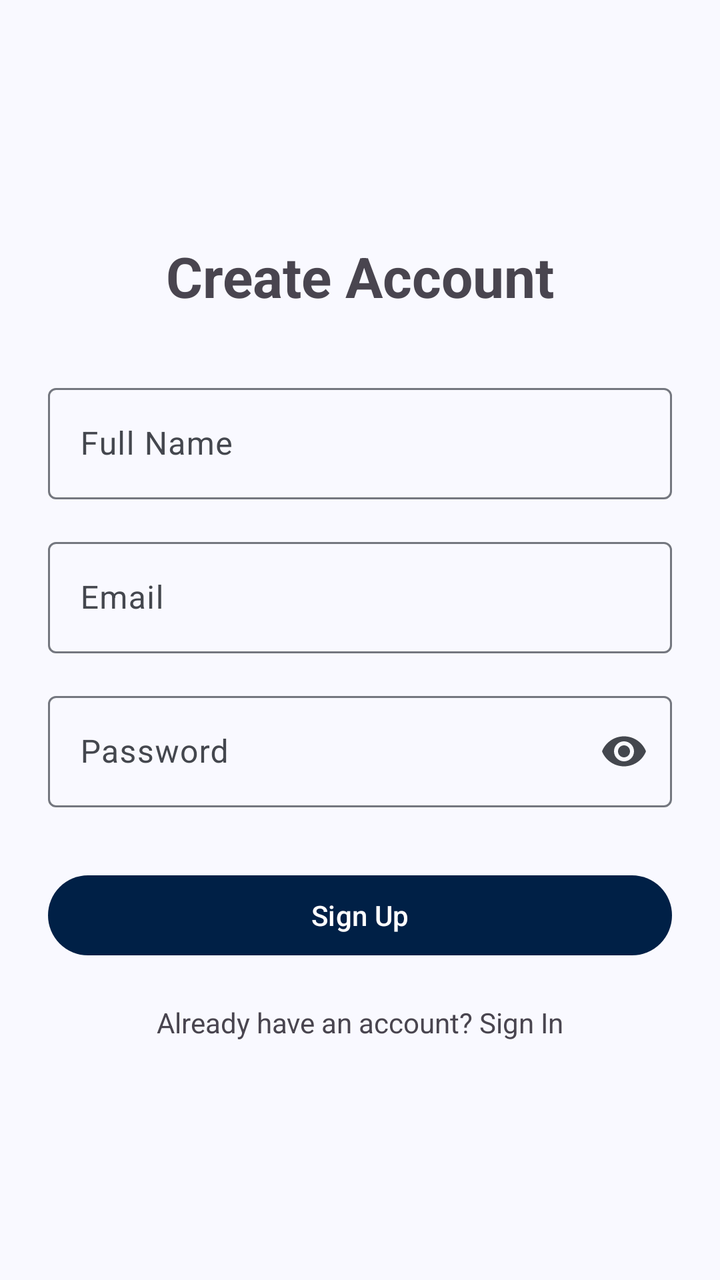
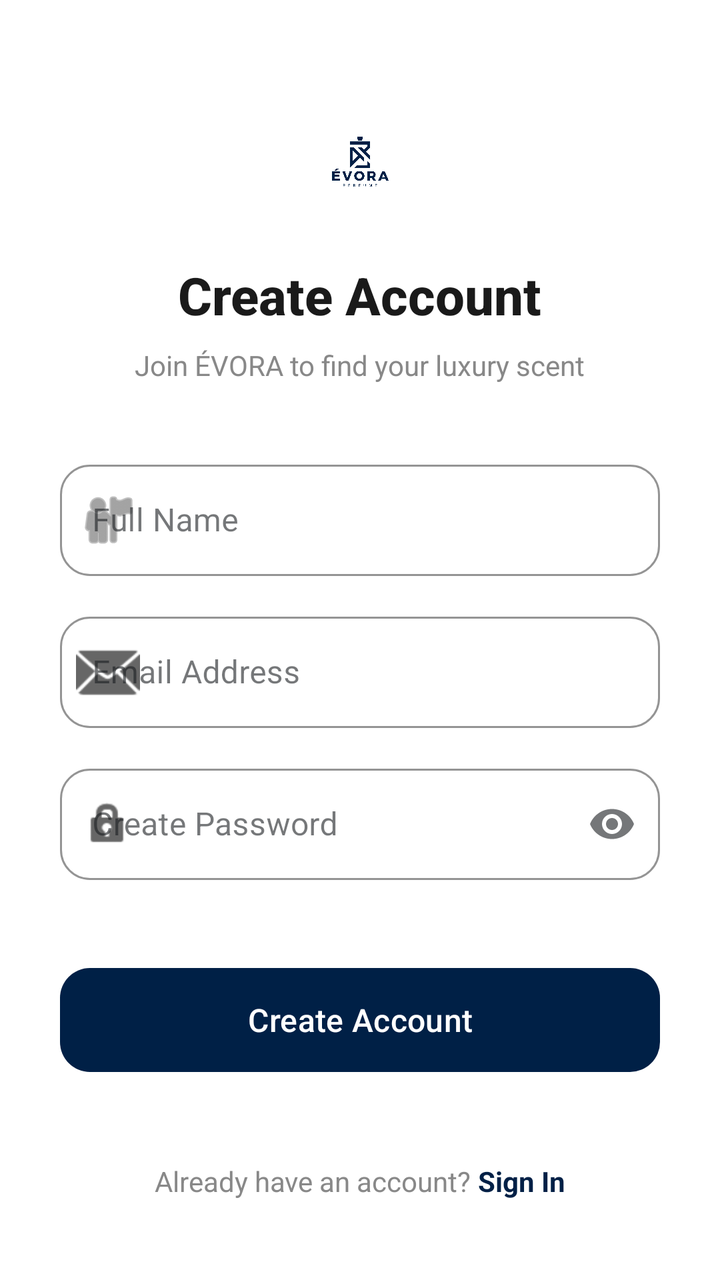

Before-and-after screenshots of an Android layout around one commit, followed by the original layout XML and the change that was made.
<!-- AndroidManifest.xml: application theme Theme.Evora -->
<!-- res/layout/activity_sign_up.xml -->
<?xml version="1.0" encoding="utf-8"?>
<androidx.constraintlayout.widget.ConstraintLayout
    xmlns:android="http://schemas.android.com/apk/res/android"
    xmlns:app="http://schemas.android.com/apk/res-auto"
    xmlns:tools="http://schemas.android.com/tools"
    android:id="@+id/main"
    android:layout_width="match_parent"
    android:layout_height="match_parent"
    tools:context=".activity.SignUpActivity">

    <TextView
        android:id="@+id/titleText"
        android:layout_width="wrap_content"
        android:layout_height="wrap_content"
        android:text="Create Account"
        android:textSize="28sp"
        android:textStyle="bold"
        app:layout_constraintBottom_toTopOf="@+id/nameLayout"
        app:layout_constraintEnd_toEndOf="parent"
        app:layout_constraintStart_toStartOf="parent"
        app:layout_constraintTop_toTopOf="parent"
        app:layout_constraintVertical_chainStyle="packed" />

    <com.google.android.material.textfield.TextInputLayout
        android:id="@+id/nameLayout"
        style="@style/Widget.Material3.TextInputLayout.OutlinedBox"
        android:layout_width="0dp"
        android:layout_height="wrap_content"
        android:hint="Full Name"
        android:layout_marginHorizontal="24dp"
        android:layout_marginTop="32dp"
        app:layout_constraintBottom_toTopOf="@+id/emailLayout"
        app:layout_constraintEnd_toEndOf="parent"
        app:layout_constraintStart_toStartOf="parent"
        app:layout_constraintTop_toBottomOf="@+id/titleText">

        <com.google.android.material.textfield.TextInputEditText
            android:id="@+id/fullName"
            android:layout_width="match_parent"
            android:layout_height="wrap_content" />
    </com.google.android.material.textfield.TextInputLayout>

    <com.google.android.material.textfield.TextInputLayout
        android:id="@+id/emailLayout"
        style="@style/Widget.Material3.TextInputLayout.OutlinedBox"
        android:layout_width="0dp"
        android:layout_height="wrap_content"
        android:hint="Email"
        android:layout_marginHorizontal="24dp"
        android:layout_marginTop="16dp"
        app:layout_constraintBottom_toTopOf="@+id/passwordLayout"
        app:layout_constraintEnd_toEndOf="parent"
        app:layout_constraintStart_toStartOf="parent"
        app:layout_constraintTop_toBottomOf="@+id/nameLayout">

        <com.google.android.material.textfield.TextInputEditText
            android:id="@+id/email"
            android:layout_width="match_parent"
            android:layout_height="wrap_content"
            android:inputType="textEmailAddress" />
    </com.google.android.material.textfield.TextInputLayout>

    <com.google.android.material.textfield.TextInputLayout
        android:id="@+id/passwordLayout"
        style="@style/Widget.Material3.TextInputLayout.OutlinedBox"
        android:layout_width="0dp"
        android:layout_height="wrap_content"
        android:hint="Password"
        android:layout_marginHorizontal="24dp"
        android:layout_marginTop="16dp"
        app:endIconMode="password_toggle"
        app:layout_constraintBottom_toTopOf="@+id/signUpBtn"
        app:layout_constraintEnd_toEndOf="parent"
        app:layout_constraintStart_toStartOf="parent"
        app:layout_constraintTop_toBottomOf="@+id/emailLayout">

        <com.google.android.material.textfield.TextInputEditText
            android:id="@+id/password"
            android:layout_width="match_parent"
            android:layout_height="wrap_content"
            android:inputType="textPassword" />
    </com.google.android.material.textfield.TextInputLayout>

    <com.google.android.material.button.MaterialButton
        android:id="@+id/signUpBtn"
        android:layout_width="0dp"
        android:layout_height="wrap_content"
        android:layout_marginHorizontal="24dp"
        android:layout_marginTop="30dp"
        android:text="Sign Up"
        android:textAllCaps="false"
        app:layout_constraintBottom_toTopOf="@+id/signInText"
        app:layout_constraintEnd_toEndOf="parent"
        app:layout_constraintStart_toStartOf="parent"
        app:layout_constraintTop_toBottomOf="@+id/passwordLayout" />

    <TextView
        android:id="@+id/signInText"
        android:layout_width="wrap_content"
        android:layout_height="wrap_content"
        android:layout_marginTop="20dp"
        android:text="Already have an account? Sign In"
        android:textSize="14sp"
        app:layout_constraintBottom_toBottomOf="parent"
        app:layout_constraintEnd_toEndOf="parent"
        app:layout_constraintStart_toStartOf="parent"
        app:layout_constraintTop_toBottomOf="@+id/signUpBtn" />

</androidx.constraintlayout.widget.ConstraintLayout>
<!-- resources referenced by this layout -->
<resources>
  <color name="md_theme_primary">#002046</color>
  <color name="md_theme_onPrimary">#FFFFFF</color>
  <color name="md_theme_primaryContainer">#D6E3FF</color>
  <color name="md_theme_onPrimaryContainer">#264777</color>
  <color name="md_theme_secondary">#555F71</color>
  <color name="md_theme_onSecondary">#FFFFFF</color>
  <color name="md_theme_secondaryContainer">#D9E3F9</color>
  <color name="md_theme_onSecondaryContainer">#3E4758</color>
  <color name="md_theme_tertiary">#6F5675</color>
  <color name="md_theme_onTertiary">#FFFFFF</color>
  <color name="md_theme_tertiaryContainer">#F9D8FE</color>
  <color name="md_theme_onTertiaryContainer">#563E5C</color>
  <color name="md_theme_error">#BA1A1A</color>
  <color name="md_theme_onError">#FFFFFF</color>
  <color name="md_theme_errorContainer">#FFDAD6</color>
  <color name="md_theme_onErrorContainer">#93000A</color>
  <color name="md_theme_background">#F9F9FF</color>
  <color name="md_theme_onBackground">#191C20</color>
  <color name="md_theme_surface">#F9F9FF</color>
  <color name="md_theme_onSurface">#191C20</color>
  <color name="md_theme_surfaceVariant">#E0E2EC</color>
  <color name="md_theme_onSurfaceVariant">#44474E</color>
  <color name="md_theme_outline">#74777F</color>
  <color name="md_theme_outlineVariant">#C4C6CF</color>
  <color name="md_theme_inverseSurface">#2E3036</color>
  <color name="md_theme_inverseOnSurface">#F0F0F7</color>
  <color name="md_theme_inversePrimary">#A9C7FF</color>
  <color name="md_theme_primaryFixed">#D6E3FF</color>
  <color name="md_theme_onPrimaryFixed">#001B3D</color>
  <color name="md_theme_primaryFixedDim">#A9C7FF</color>
  <color name="md_theme_onPrimaryFixedVariant">#264777</color>
  <color name="md_theme_secondaryFixed">#D9E3F9</color>
  <color name="md_theme_onSecondaryFixed">#121C2B</color>
  <color name="md_theme_secondaryFixedDim">#BDC7DC</color>
  <color name="md_theme_onSecondaryFixedVariant">#3E4758</color>
  <color name="md_theme_tertiaryFixed">#F9D8FE</color>
  <color name="md_theme_onTertiaryFixed">#28132F</color>
  <color name="md_theme_tertiaryFixedDim">#DCBCE1</color>
  <color name="md_theme_onTertiaryFixedVariant">#563E5C</color>
  <color name="md_theme_surfaceDim">#D9D9E0</color>
  <color name="md_theme_surfaceBright">#F9F9FF</color>
  <color name="md_theme_surfaceContainerLowest">#FFFFFF</color>
  <color name="md_theme_surfaceContainerLow">#F3F3FA</color>
  <color name="md_theme_surfaceContainer">#EDEDF4</color>
  <color name="md_theme_surfaceContainerHigh">#E7E8EE</color>
  <color name="md_theme_surfaceContainerHighest">#E2E2E9</color>
  <!-- unchanged entries left out for length: 1 -->
</resources>

<!-- the commit's change to res/layout/activity_sign_up.xml (unified diff, before → after) -->
@@ -6,49 +6,92 @@
     android:id="@+id/main"
     android:layout_width="match_parent"
     android:layout_height="match_parent"
+    android:background="#FFFFFF"
     tools:context=".activity.SignUpActivity">
+
+    <ImageView
+        android:id="@+id/signUpLogo"
+        android:layout_width="60dp"
+        android:layout_height="60dp"
+        android:layout_marginTop="50dp"
+        android:src="@drawable/logo"
+        app:layout_constraintEnd_toEndOf="parent"
+        app:layout_constraintStart_toStartOf="parent"
+        app:layout_constraintTop_toTopOf="parent"
+        app:tint="#002046" />
 
     <TextView
         android:id="@+id/titleText"
         android:layout_width="wrap_content"
         android:layout_height="wrap_content"
+        android:layout_marginTop="20dp"
+
+        android:fontFamily="sans-serif-medium"
+
         android:text="Create Account"
-        android:textSize="28sp"
+        android:textColor="#1A1A1A"
+        android:textSize="26sp"
         android:textStyle="bold"
-        app:layout_constraintBottom_toTopOf="@+id/nameLayout"
         app:layout_constraintEnd_toEndOf="parent"
         app:layout_constraintStart_toStartOf="parent"
-        app:layout_constraintTop_toTopOf="parent"
-        app:layout_constraintVertical_chainStyle="packed" />
+        app:layout_constraintTop_toBottomOf="@+id/signUpLogo" />
+
+    <TextView
+        android:id="@+id/subtitleText"
+        android:layout_width="wrap_content"
+        android:layout_height="wrap_content"
+        android:layout_marginTop="8dp"
+        android:text="Join ÉVORA to find your luxury scent"
+        android:textColor="#888888"
+        android:textSize="14sp"
+        app:layout_constraintEnd_toEndOf="parent"
+        app:layout_constraintStart_toStartOf="parent"
+        app:layout_constraintTop_toBottomOf="@+id/titleText" />
 
     <com.google.android.material.textfield.TextInputLayout
         android:id="@+id/nameLayout"
-        style="@style/Widget.Material3.TextInputLayout.OutlinedBox"
+        style="@style/Widget.MaterialComponents.TextInputLayout.OutlinedBox"
         android:layout_width="0dp"
         android:layout_height="wrap_content"
+        android:layout_marginHorizontal="30dp"
+        android:layout_marginTop="35dp"
         android:hint="Full Name"
-        android:layout_marginHorizontal="24dp"
-        android:layout_marginTop="32dp"
-        app:layout_constraintBottom_toTopOf="@+id/emailLayout"
+        app:boxCornerRadiusBottomEnd="15dp"
+        app:boxCornerRadiusBottomStart="15dp"
+        app:boxCornerRadiusTopEnd="15dp"
+        app:boxCornerRadiusTopStart="15dp"
+        app:boxStrokeColor="#002046"
+        app:hintTextColor="#002046"
+        app:startIconDrawable="@android:drawable/ic_menu_myplaces"
+        app:startIconTint="#666666"
         app:layout_constraintEnd_toEndOf="parent"
         app:layout_constraintStart_toStartOf="parent"
-        app:layout_constraintTop_toBottomOf="@+id/titleText">
+        app:layout_constraintTop_toBottomOf="@+id/subtitleText">
 
         <com.google.android.material.textfield.TextInputEditText
             android:id="@+id/fullName"
             android:layout_width="match_parent"
-            android:layout_height="wrap_content" />
+            android:layout_height="wrap_content"
+            android:inputType="textPersonName"
+            android:textColor="#1A1A1A" />
     </com.google.android.material.textfield.TextInputLayout>
 
     <com.google.android.material.textfield.TextInputLayout
         android:id="@+id/emailLayout"
-        style="@style/Widget.Material3.TextInputLayout.OutlinedBox"
+        style="@style/Widget.MaterialComponents.TextInputLayout.OutlinedBox"
         android:layout_width="0dp"
         android:layout_height="wrap_content"
-        android:hint="Email"
-        android:layout_marginHorizontal="24dp"
-        android:layout_marginTop="16dp"
-        app:layout_constraintBottom_toTopOf="@+id/passwordLayout"
+        android:layout_marginHorizontal="30dp"
+        android:layout_marginTop="15dp"
+        android:hint="Email Address"
+        app:boxCornerRadiusBottomEnd="15dp"
+        app:boxCornerRadiusBottomStart="15dp"
+        app:boxCornerRadiusTopEnd="15dp"
+        app:boxCornerRadiusTopStart="15dp"
+        app:boxStrokeColor="#002046"
+        app:hintTextColor="#002046"
+        app:startIconDrawable="@android:drawable/ic_dialog_email"
+        app:startIconTint="#666666"
         app:layout_constraintEnd_toEndOf="parent"
         app:layout_constraintStart_toStartOf="parent"
         app:layout_constraintTop_toBottomOf="@+id/nameLayout">
@@ -57,19 +100,27 @@
             android:id="@+id/email"
             android:layout_width="match_parent"
             android:layout_height="wrap_content"
-            android:inputType="textEmailAddress" />
+            android:inputType="textEmailAddress"
+            android:textColor="#1A1A1A" />
     </com.google.android.material.textfield.TextInputLayout>
 
     <com.google.android.material.textfield.TextInputLayout
         android:id="@+id/passwordLayout"
-        style="@style/Widget.Material3.TextInputLayout.OutlinedBox"
+        style="@style/Widget.MaterialComponents.TextInputLayout.OutlinedBox"
         android:layout_width="0dp"
         android:layout_height="wrap_content"
-        android:hint="Password"
-        android:layout_marginHorizontal="24dp"
-        android:layout_marginTop="16dp"
+        android:layout_marginHorizontal="30dp"
+        android:layout_marginTop="15dp"
+        android:hint="Create Password"
+        app:boxCornerRadiusBottomEnd="15dp"
+        app:boxCornerRadiusBottomStart="15dp"
+        app:boxCornerRadiusTopEnd="15dp"
+        app:boxCornerRadiusTopStart="15dp"
+        app:boxStrokeColor="#002046"
         app:endIconMode="password_toggle"
-        app:layout_constraintBottom_toTopOf="@+id/signUpBtn"
+        app:hintTextColor="#002046"
+        app:startIconDrawable="@android:drawable/ic_lock_idle_lock"
+        app:startIconTint="#666666"
         app:layout_constraintEnd_toEndOf="parent"
         app:layout_constraintStart_toStartOf="parent"
         app:layout_constraintTop_toBottomOf="@+id/emailLayout">
@@ -78,32 +129,52 @@
             android:id="@+id/password"
             android:layout_width="match_parent"
             android:layout_height="wrap_content"
-            android:inputType="textPassword" />
+            android:inputType="textPassword"
+            android:textColor="#1A1A1A" />
     </com.google.android.material.textfield.TextInputLayout>
 
     <com.google.android.material.button.MaterialButton
         android:id="@+id/signUpBtn"
         android:layout_width="0dp"
-        android:layout_height="wrap_content"
-        android:layout_marginHorizontal="24dp"
-        android:layout_marginTop="30dp"
-        android:text="Sign Up"
+        android:layout_height="60dp"
+        android:layout_marginHorizontal="30dp"
+        android:layout_marginTop="40dp"
+        android:fontFamily="sans-serif-medium"
+        android:text="Create Account"
         android:textAllCaps="false"
-        app:layout_constraintBottom_toTopOf="@+id/signInText"
+        android:textSize="16sp"
+        app:backgroundTint="#002046"
+        app:cornerRadius="15dp"
+        app:elevation="4dp"
         app:layout_constraintEnd_toEndOf="parent"
         app:layout_constraintStart_toStartOf="parent"
         app:layout_constraintTop_toBottomOf="@+id/passwordLayout" />
 
-    <TextView
-        android:id="@+id/signInText"
+    <LinearLayout
+        android:id="@+id/signInLinkLayout"
         android:layout_width="wrap_content"
         android:layout_height="wrap_content"
-        android:layout_marginTop="20dp"
-        android:text="Already have an account? Sign In"
-        android:textSize="14sp"
+        android:layout_marginBottom="40dp"
+        android:orientation="horizontal"
         app:layout_constraintBottom_toBottomOf="parent"
         app:layout_constraintEnd_toEndOf="parent"
-        app:layout_constraintStart_toStartOf="parent"
-        app:layout_constraintTop_toBottomOf="@+id/signUpBtn" />
+        app:layout_constraintStart_toStartOf="parent">
+
+        <TextView
+            android:layout_width="wrap_content"
+            android:layout_height="wrap_content"
+            android:text="Already have an account? "
+            android:textColor="#888888"
+            android:textSize="14sp" />
+
+        <TextView
+            android:id="@+id/signInText"
+            android:layout_width="wrap_content"
+            android:layout_height="wrap_content"
+            android:text="Sign In"
+            android:textColor="#002046"
+            android:textSize="14sp"
+            android:textStyle="bold" />
+    </LinearLayout>
 
 </androidx.constraintlayout.widget.ConstraintLayout>
<!-- resource entries referenced after the edit -->
@@ -1,5 +1,6 @@
 <!-- resources referenced by this layout -->
 <resources>
+  <!-- drawable logo: png bitmap (drawable, 20344 bytes) -->
   <color name="md_theme_primary">#002046</color>
   <color name="md_theme_onPrimary">#FFFFFF</color>
   <color name="md_theme_primaryContainer">#D6E3FF</color>
